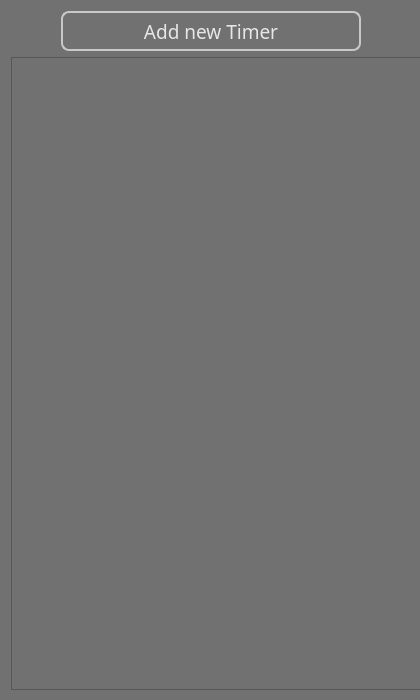
secondYearProjects/SmartTimer, file SmartTimer/mainwindow.ui: the form before one commit.
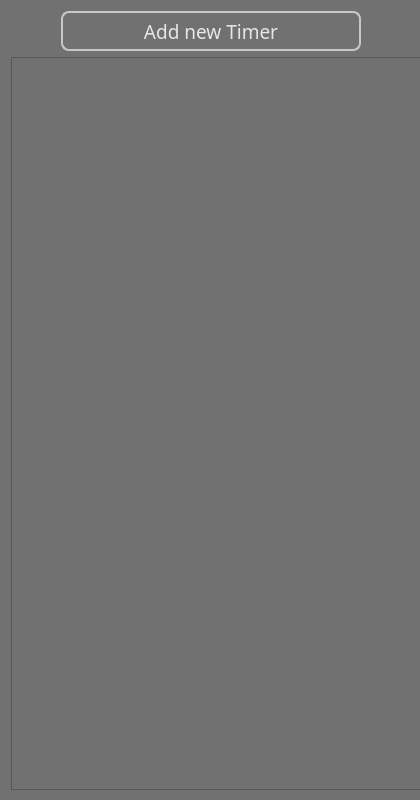
The form after the commit. Icons and pictures are not drawn.

Commit message: Change main window height

```diff
--- a/SmartTimer/mainwindow.ui
+++ b/SmartTimer/mainwindow.ui
@@ -7,7 +7,7 @@
     <x>0</x>
     <y>0</y>
     <width>420</width>
-    <height>700</height>
+    <height>800</height>
    </rect>
   </property>
   <property name="minimumSize">
@@ -19,7 +19,7 @@
   <property name="maximumSize">
    <size>
     <width>420</width>
-    <height>700</height>
+    <height>1024</height>
    </size>
   </property>
   <property name="windowTitle">
@@ -36,7 +36,7 @@
    <property name="minimumSize">
     <size>
      <width>420</width>
-     <height>0</height>
+     <height>800</height>
     </size>
    </property>
    <property name="maximumSize">
@@ -78,7 +78,7 @@
       <x>0</x>
       <y>0</y>
       <width>422</width>
-      <height>701</height>
+      <height>801</height>
      </rect>
     </property>
     <layout class="QGridLayout" name="gridLayout">
@@ -151,7 +151,7 @@
           <x>0</x>
           <y>0</y>
           <width>420</width>
-          <height>649</height>
+          <height>749</height>
          </rect>
         </property>
         <property name="minimumSize">
```
